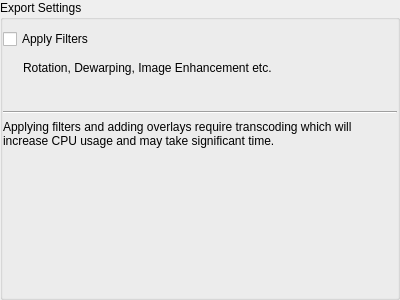
Qt form vms/client/nx_vms_client_desktop/src/nx/vms/client/desktop/export/widgets/export_media_settings_widget.ui (networkoptix/nx_open) before a commit.
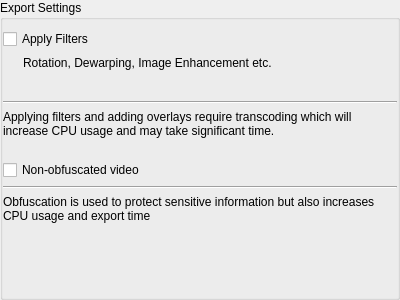
The same form after that commit.

Commit message: VMS-52173: Add Pixelation Settings ui to export dialog

The edit to the form file:
```diff
--- a/vms/client/nx_vms_client_desktop/src/nx/vms/client/desktop/export/widgets/export_media_settings_widget.ui
+++ b/vms/client/nx_vms_client_desktop/src/nx/vms/client/desktop/export/widgets/export_media_settings_widget.ui
@@ -41,7 +41,8 @@
       <property name="horizontalSpacing">
        <number>0</number>
       </property>
-      <item row="1" column="0">
+      <item row="1" column="0" rowspan="2" colspan="1">
+       <!-- This should go first to keep size -->
        <spacer name="filterHintSpacer">
         <property name="orientation">
          <enum>Qt::Horizontal</enum>
@@ -51,28 +52,8 @@
         </property>
         <property name="sizeHint" stdset="0">
          <size>
-          <width>20</width>
-          <height>20</height>
-         </size>
-        </property>
-       </spacer>
-      </item>
-      <item row="4" column="0" colspan="3">
-       <widget class="Line" name="line">
-        <property name="orientation">
-         <enum>Qt::Horizontal</enum>
-        </property>
-       </widget>
-      </item>
-      <item row="6" column="0">
-       <spacer name="verticalSpacer">
-        <property name="orientation">
-         <enum>Qt::Vertical</enum>
-        </property>
-        <property name="sizeHint" stdset="0">
-         <size>
-          <width>20</width>
-          <height>138</height>
+          <width>16</width>
+          <height>16</height>
          </size>
         </property>
        </spacer>
@@ -84,20 +65,10 @@
         </property>
        </widget>
       </item>
-      <item row="5" column="0" colspan="3">
-       <widget class="QLabel" name="warningLabel">
-        <property name="text">
-         <string>Applying filters and adding overlays require transcoding which will increase CPU usage and may take significant time.</string>
-        </property>
-        <property name="wordWrap">
-         <bool>true</bool>
-        </property>
-       </widget>
-      </item>
       <item row="1" column="1" rowspan="2" colspan="2">
        <widget class="QLabel" name="filtersLabel">
         <property name="sizePolicy">
-         <sizepolicy hsizetype="Minimum" vsizetype="Fixed">
+         <sizepolicy hsizetype="Fixed" vsizetype="Fixed">
           <horstretch>0</horstretch>
           <verstretch>0</verstretch>
          </sizepolicy>
@@ -112,6 +83,76 @@
         <layout class="QVBoxLayout" name="verticalLayout_2"/>
        </widget>
       </item>
+      <item row="4" column="0" colspan="3">
+       <widget class="Line" name="line">
+        <property name="orientation">
+         <enum>Qt::Horizontal</enum>
+        </property>
+       </widget>
+      </item>
+      <item row="5" column="0" colspan="3">
+       <widget class="QLabel" name="warningLabel">
+        <property name="text">
+         <string>Applying filters and adding overlays require transcoding which will increase CPU usage and may take significant time.</string>
+        </property>
+        <property name="wordWrap">
+         <bool>true</bool>
+        </property>
+       </widget>
+      </item>
+      <item row="6" column="0">
+       <spacer name="verticalSpacer">
+        <property name="orientation">
+         <enum>Qt::Vertical</enum>
+        </property>
+        <property name="sizeType">
+         <enum>QSizePolicy::Fixed</enum>
+        </property>
+        <property name="sizeHint" stdset="0">
+         <size>
+          <width>10</width>
+          <height>16</height>
+         </size>
+        </property>
+       </spacer>
+      </item>
+      <item row="7" column="0" colspan="3">
+       <widget class="QCheckBox" name="nonObfuscatedCheckbox">
+        <property name="text">
+         <string>Non-obfuscated video</string>
+        </property>
+       </widget>
+      </item>
+      <item row="8" column="0" colspan="3">
+       <widget class="Line" name="line2">
+        <property name="orientation">
+         <enum>Qt::Horizontal</enum>
+        </property>
+       </widget>
+      </item>
+      <item row="9" column="0" colspan="3">
+       <widget class="QLabel" name="obfuscationLabel">
+        <property name="text">
+         <string>Obfuscation is used to protect sensitive information but also increases CPU usage and export time</string>
+        </property>
+        <property name="wordWrap">
+         <bool>true</bool>
+        </property>
+       </widget>
+      </item>
+      <item row="10" column="0">
+       <spacer name="verticalSpacer2">
+        <property name="orientation">
+         <enum>Qt::Vertical</enum>
+        </property>
+        <property name="sizeHint" stdset="0">
+         <size>
+          <width>20</width>
+          <height>20</height>
+         </size>
+        </property>
+       </spacer>
+      </item>
      </layout>
     </widget>
    </item>
```
The commit also changes 7 other files.
